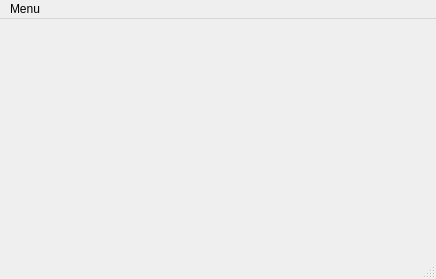
This is board.ui in xbrandx/ForChemistry as Qt 5 draws it before an edit. The edited form follows.
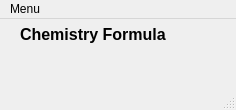
This is the edited form.

What changed in the file:
```diff
--- a/board.ui
+++ b/board.ui
@@ -6,20 +6,43 @@
    <rect>
     <x>0</x>
     <y>0</y>
-    <width>436</width>
-    <height>279</height>
+    <width>236</width>
+    <height>110</height>
    </rect>
   </property>
   <property name="windowTitle">
    <string>Board</string>
   </property>
-  <widget class="QWidget" name="centralWidget"/>
+  <widget class="QWidget" name="centralWidget">
+   <widget class="QLabel" name="label">
+    <property name="geometry">
+     <rect>
+      <x>20</x>
+      <y>0</y>
+      <width>151</width>
+      <height>31</height>
+     </rect>
+    </property>
+    <property name="font">
+     <font>
+      <family>MS Sans Serif</family>
+      <pointsize>12</pointsize>
+      <weight>75</weight>
+      <bold>true</bold>
+      <underline>false</underline>
+     </font>
+    </property>
+    <property name="text">
+     <string>Chemistry Formula</string>
+    </property>
+   </widget>
+  </widget>
   <widget class="QMenuBar" name="menubar">
    <property name="geometry">
     <rect>
      <x>0</x>
      <y>0</y>
-     <width>436</width>
+     <width>236</width>
      <height>21</height>
     </rect>
    </property>
```
